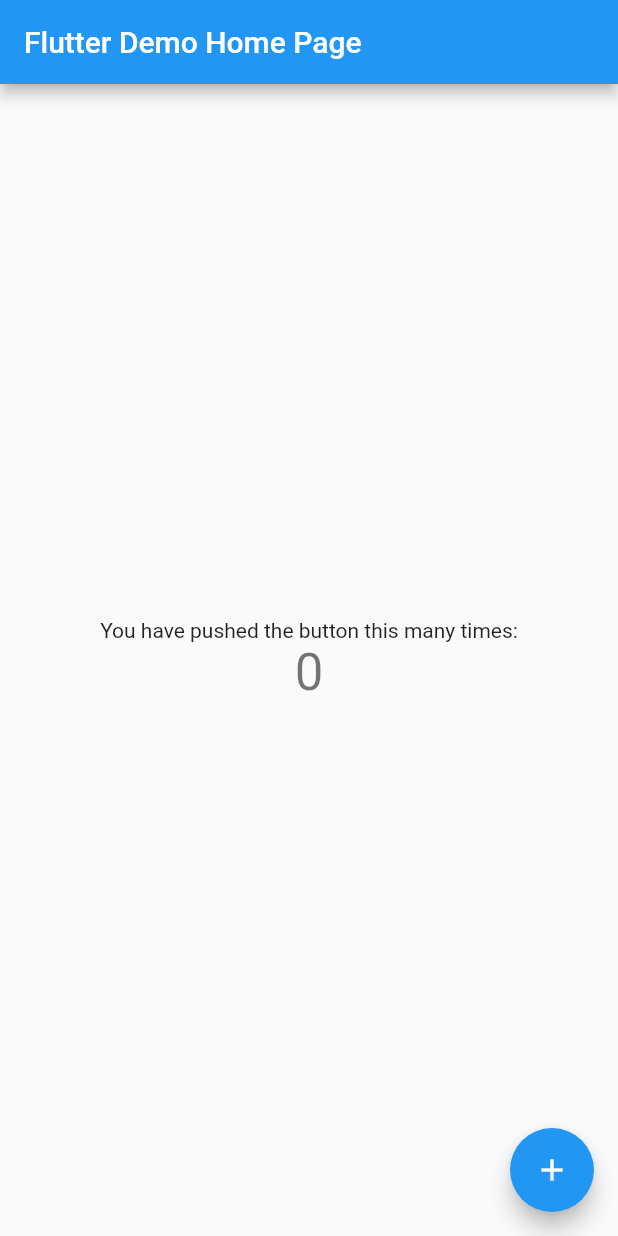
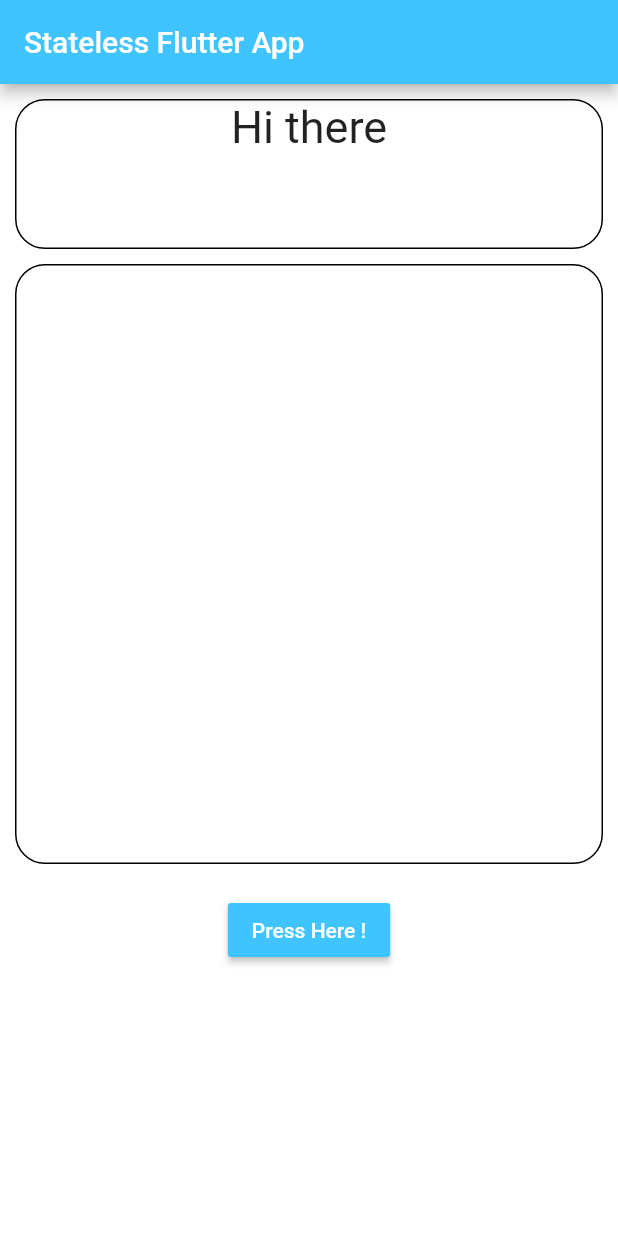
Before and after one commit to ashide2729/Flutter-simple-front-end-app, a Flutter app: the screen it shows after launch, on a phone screen of 412 x 824 dp. Run offline on Flutter 3.47's test engine with Material 2 defaults, Android fonts, the phone set to English and light mode, and no system bars.

Commit message:
Added stateless widgets

```diff
--- /dev/null
+++ b/lib/homePage/home.dart
@@ -0,0 +1,71 @@
+import 'package:flutter/material.dart';
+
+class homePage extends StatelessWidget {
+  @override
+  Widget build(BuildContext context) {
+    return MaterialApp(
+        debugShowCheckedModeBanner: false,
+        title: "First Flutter App",
+        home: Scaffold(
+            appBar: AppBar(
+                title: Text("Stateless Flutter App"),
+                backgroundColor: Colors.lightBlueAccent),
+            body: Builder(
+                builder: (ctx) => Material(
+                    color: Colors.white,
+                    child: Column(children: <Widget>[
+                      headBox(),
+                      listContainer(),
+                      RaisedButton(
+                        child: Text("Press Here !"),
+                        color: Colors.lightBlueAccent,
+                        textColor: Colors.white,
+                        splashColor: Colors.lightBlue,
+                        onPressed: () {
+                          buttonPressed(ctx);
+                        },
+                      ),
+                    ])))));
+  }
+}
+
+class headBox extends StatelessWidget {
+  @override
+  Widget build(BuildContext context) {
+    return Container(
+        alignment: Alignment.topCenter,
+        decoration: BoxDecoration(
+            border: Border.all(),
+            borderRadius: new BorderRadius.all(const Radius.circular(20.0))),
+        height: 100,
+        margin: EdgeInsets.only(top: 10, left: 10, right: 10),
+        child: Text("Hi there",
+            textAlign: TextAlign.center, style: TextStyle(fontSize: 30)));
+  }
+}
+
+class listContainer extends StatelessWidget {
+  @override
+  Widget build(BuildContext context) {
+    return Container(
+      alignment: Alignment.topCenter,
+      decoration: BoxDecoration(
+          border: Border.all(),
+          borderRadius: new BorderRadius.all(const Radius.circular(20.0))),
+      height: 400,
+      margin: EdgeInsets.only(top: 10, left: 10, right: 10, bottom: 20),
+    );
+  }
+}
+
+void buttonPressed(BuildContext context) {
+  var snackBar = SnackBar(
+    content: Text("You pressed the button"),
+    action: SnackBarAction(
+        label: "X",
+        onPressed: () {
+          debugPrint('Closing snackbar');
+        }),
+  );
+  Scaffold.of(context).showSnackBar(snackBar);
+}
--- a/lib/main.dart
+++ b/lib/main.dart
@@ -1,111 +1,4 @@
 import 'package:flutter/material.dart';
+import 'package:flutterapp1/homePage/home.dart';
 
-void main() => runApp(MyApp());
-
-class MyApp extends StatelessWidget {
-  // This widget is the root of your application.
-  @override
-  Widget build(BuildContext context) {
-    return MaterialApp(
-      title: 'Flutter Demo',
-      theme: ThemeData(
-        // This is the theme of your application.
-        //
-        // Try running your application with "flutter run". You'll see the
-        // application has a blue toolbar. Then, without quitting the app, try
-        // changing the primarySwatch below to Colors.green and then invoke
-        // "hot reload" (press "r" in the console where you ran "flutter run",
-        // or simply save your changes to "hot reload" in a Flutter IDE).
-        // Notice that the counter didn't reset back to zero; the application
-        // is not restarted.
-        primarySwatch: Colors.blue,
-      ),
-      home: MyHomePage(title: 'Flutter Demo Home Page'),
-    );
-  }
-}
-
-class MyHomePage extends StatefulWidget {
-  MyHomePage({Key key, this.title}) : super(key: key);
-
-  // This widget is the home page of your application. It is stateful, meaning
-  // that it has a State object (defined below) that contains fields that affect
-  // how it looks.
-
-  // This class is the configuration for the state. It holds the values (in this
-  // case the title) provided by the parent (in this case the App widget) and
-  // used by the build method of the State. Fields in a Widget subclass are
-  // always marked "final".
-
-  final String title;
-
-  @override
-  _MyHomePageState createState() => _MyHomePageState();
-}
-
-class _MyHomePageState extends State<MyHomePage> {
-  int _counter = 0;
-
-  void _incrementCounter() {
-    setState(() {
-      // This call to setState tells the Flutter framework that something has
-      // changed in this State, which causes it to rerun the build method below
-      // so that the display can reflect the updated values. If we changed
-      // _counter without calling setState(), then the build method would not be
-      // called again, and so nothing would appear to happen.
-      _counter++;
-    });
-  }
-
-  @override
-  Widget build(BuildContext context) {
-    // This method is rerun every time setState is called, for instance as done
-    // by the _incrementCounter method above.
-    //
-    // The Flutter framework has been optimized to make rerunning build methods
-    // fast, so that you can just rebuild anything that needs updating rather
-    // than having to individually change instances of widgets.
-    return Scaffold(
-      appBar: AppBar(
-        // Here we take the value from the MyHomePage object that was created by
-        // the App.build method, and use it to set our appbar title.
-        title: Text(widget.title),
-      ),
-      body: Center(
-        // Center is a layout widget. It takes a single child and positions it
-        // in the middle of the parent.
-        child: Column(
-          // Column is also a layout widget. It takes a list of children and
-          // arranges them vertically. By default, it sizes itself to fit its
-          // children horizontally, and tries to be as tall as its parent.
-          //
-          // Invoke "debug painting" (press "p" in the console, choose the
-          // "Toggle Debug Paint" action from the Flutter Inspector in Android
-          // Studio, or the "Toggle Debug Paint" command in Visual Studio Code)
-          // to see the wireframe for each widget.
-          //
-          // Column has various properties to control how it sizes itself and
-          // how it positions its children. Here we use mainAxisAlignment to
-          // center the children vertically; the main axis here is the vertical
-          // axis because Columns are vertical (the cross axis would be
-          // horizontal).
-          mainAxisAlignment: MainAxisAlignment.center,
-          children: <Widget>[
-            Text(
-              'You have pushed the button this many times:',
-            ),
-            Text(
-              '$_counter',
-              style: Theme.of(context).textTheme.display1,
-            ),
-          ],
-        ),
-      ),
-      floatingActionButton: FloatingActionButton(
-        onPressed: _incrementCounter,
-        tooltip: 'Increment',
-        child: Icon(Icons.add),
-      ), // This trailing comma makes auto-formatting nicer for build methods.
-    );
-  }
-}
+void main() => runApp(homePage());
```
